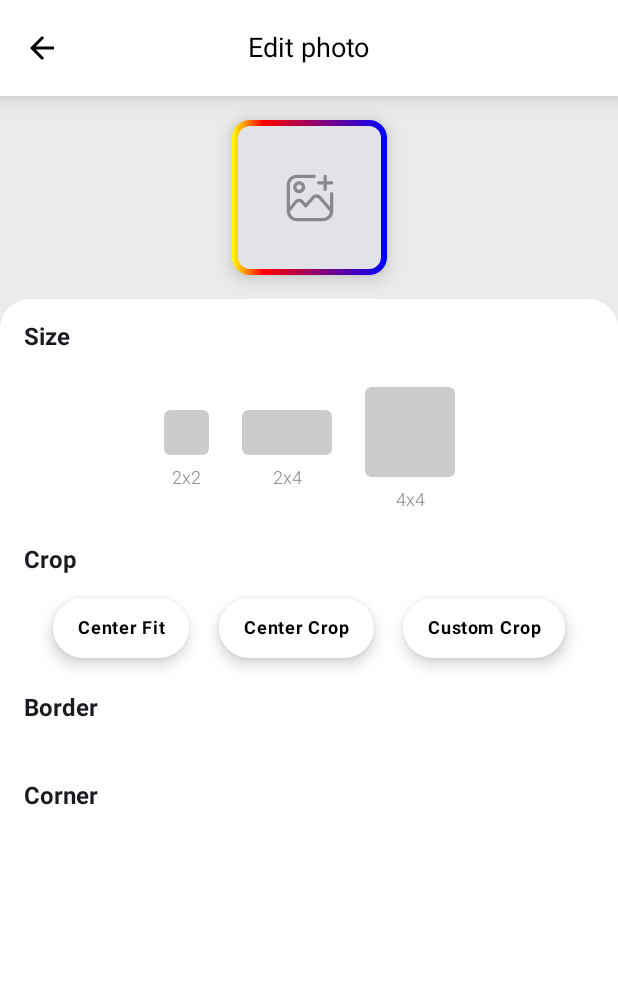
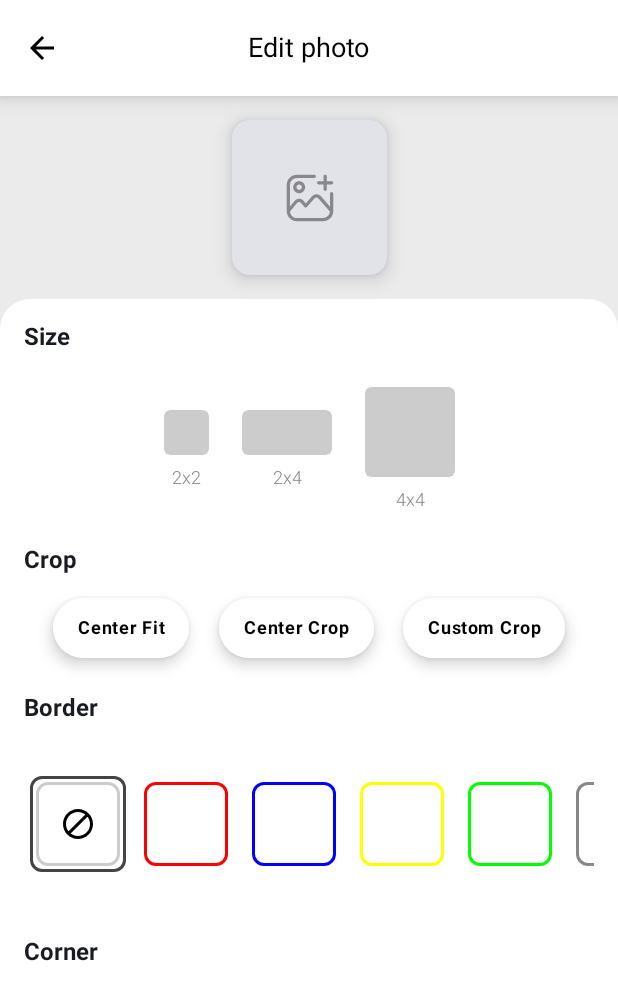
Before and after one commit to QuocNguyen99/widget_app, an Android app built with Jetpack Compose: the edit_photo screen opened through its navigation route, on a phone screen of 412 x 824 dp. Shown: the top 1000 px of the screen. Run offline under Robolectric (Android 15) with nearby library versions, the phone set to English and light mode, and no system bars; our stand-ins replace Dagger/Hilt's generated code; libraries missing offline, so code that uses them is left out: com.canhub.cropper, es.dmoral.toasty; 2 statements that could not run were skipped.

Commit message:
implement border

```diff
--- a/app/src/main/java/com/hqnguyen/widgetapp/presentation/page/photo/BorderEdit.kt
+++ b/app/src/main/java/com/hqnguyen/widgetapp/presentation/page/photo/BorderEdit.kt
@@ -1,18 +1,38 @@
 package com.hqnguyen.widgetapp.presentation.page.photo
 
+import android.os.Build
+import android.util.Log
+import androidx.annotation.RequiresApi
+import androidx.compose.foundation.BorderStroke
+import androidx.compose.foundation.Image
+import androidx.compose.foundation.clickable
 import androidx.compose.foundation.layout.Spacer
 import androidx.compose.foundation.layout.height
 import androidx.compose.foundation.layout.padding
+import androidx.compose.foundation.layout.size
+import androidx.compose.foundation.lazy.LazyRow
+import androidx.compose.foundation.shape.RoundedCornerShape
+import androidx.compose.material3.Surface
 import androidx.compose.material3.Text
 import androidx.compose.runtime.Composable
 import androidx.compose.ui.Modifier
+import androidx.compose.ui.graphics.Brush
+import androidx.compose.ui.graphics.Color
+import androidx.compose.ui.res.painterResource
 import androidx.compose.ui.text.TextStyle
 import androidx.compose.ui.text.font.FontWeight
 import androidx.compose.ui.unit.dp
 import androidx.compose.ui.unit.sp
+import com.hqnguyen.widgetapp.R
 
+@RequiresApi(Build.VERSION_CODES.O)
 @Composable
-fun FrameEdit(updateFrame: (frame: Int) -> Unit) {
+fun FrameEdit(
+    isPositionSelected: Int = 0,
+    colorList: List<List<Color>>,
+    updateFrame: (frame: Int) -> Unit
+) {
+    Log.d("FrameEdit", "FrameEdit item : ${colorList.size} ")
     Text(
         text = "Border",
         style = TextStyle(fontWeight = FontWeight.Bold, fontSize = 16.sp),
@@ -20,4 +40,58 @@ fun FrameEdit(updateFrame: (frame: Int) -> Unit) {
             .padding(vertical = 8.dp, horizontal = 16.dp)
     )
     Spacer(modifier = Modifier.height(8.dp))
+
+    LazyRow(modifier = Modifier.padding(16.dp)) {
+        items(colorList.size) {
+            Surface(
+                color = Color.White,
+                border = if (isPositionSelected == it) BorderStroke(2.dp, Color.DarkGray) else null,
+                modifier = Modifier
+                    .padding(4.dp)
+                    .size(64.dp)
+                    .clickable {
+                        updateFrame(it)
+                    },
+                shape = RoundedCornerShape(8.dp)
+            ) {
+                if (colorList[it].isNotEmpty()) {
+                    Surface(
+                        color = Color.White,
+                        border = if (colorList[it].size == 1) BorderStroke(
+                            2.dp,
+                            colorList[it].first()
+                        ) else
+                            BorderStroke(2.dp, Brush.linearGradient(colors = colorList[it])),
+                        modifier = Modifier
+                            .padding(vertical = 4.dp, horizontal = 4.dp)
+                            .size(64.dp)
+                            .clickable {
+                                updateFrame(it)
+                            },
+                        shape = RoundedCornerShape(8.dp)
+                    ) { }
+                } else {
+                    Surface(
+                        color = Color.White,
+                        border = BorderStroke(2.dp, Color.LightGray),
+                        modifier = Modifier
+                            .padding(vertical = 4.dp, horizontal = 4.dp)
+                            .size(64.dp)
+                            .clickable {
+                                updateFrame(it)
+                            },
+                        shape = RoundedCornerShape(8.dp)
+                    ) {
+                        Image(
+                            painter = painterResource(id = R.drawable.ic_block),
+                            contentDescription = "",
+                            Modifier
+                                .size(16.dp)
+                                .padding(16.dp)
+                        )
+                    }
+                }
+            }
+        }
+    }
 }
--- a/app/src/main/java/com/hqnguyen/widgetapp/presentation/page/photo/CardPhoto.kt
+++ b/app/src/main/java/com/hqnguyen/widgetapp/presentation/page/photo/CardPhoto.kt
@@ -42,13 +42,8 @@ fun CardPhoto(
     openMedia: () -> Unit,
     borderColor: Color? = Color.White
 ) {
-    val colorStops = arrayOf(
-        0.0f to Color.Yellow,
-        0.2f to Color.Red,
-        1f to Color.Blue
-    )
+
     Card(
-        border = if (borderColor == null) null else BorderStroke(4.dp, Brush.horizontalGradient(colorStops = colorStops)),
         elevation = CardDefaults.cardElevation(8.dp),
         modifier = Modifier
             .padding(0.dp, vertical = 16.dp)
--- a/app/src/main/java/com/hqnguyen/widgetapp/presentation/page/photo/EditPhotoLayout.kt
+++ b/app/src/main/java/com/hqnguyen/widgetapp/presentation/page/photo/EditPhotoLayout.kt
@@ -1,47 +1,39 @@
 package com.hqnguyen.widgetapp.presentation.page.photo
 
+import android.annotation.SuppressLint
 import android.content.Context
 import android.net.Uri
+import android.os.Build
 import android.util.Log
 import android.widget.Toast
+import androidx.annotation.RequiresApi
 import androidx.compose.foundation.ExperimentalFoundationApi
-import androidx.compose.foundation.Image
-import androidx.compose.foundation.background
-import androidx.compose.foundation.layout.Box
 import androidx.compose.foundation.layout.Column
 import androidx.compose.foundation.layout.Spacer
 import androidx.compose.foundation.layout.fillMaxSize
-import androidx.compose.foundation.layout.fillMaxWidth
 import androidx.compose.foundation.layout.height
-import androidx.compose.foundation.layout.padding
-import androidx.compose.foundation.layout.width
-import androidx.compose.foundation.pager.HorizontalPager
-import androidx.compose.foundation.pager.PageSize
-import androidx.compose.foundation.pager.rememberPagerState
 import androidx.compose.foundation.rememberScrollState
 import androidx.compose.foundation.shape.RoundedCornerShape
 import androidx.compose.foundation.verticalScroll
 import androidx.compose.material3.Card
 import androidx.compose.material3.CardDefaults
-import androidx.compose.material3.Scaffold
-import androidx.compose.material3.Text
 import androidx.compose.runtime.Composable
-import androidx.compose.ui.Alignment
+import androidx.compose.runtime.LaunchedEffect
+import androidx.compose.runtime.getValue
+import androidx.compose.runtime.mutableIntStateOf
+import androidx.compose.runtime.mutableStateOf
+import androidx.compose.runtime.remember
+import androidx.compose.runtime.setValue
 import androidx.compose.ui.Modifier
-import androidx.compose.ui.draw.clip
 import androidx.compose.ui.graphics.Color
-import androidx.compose.ui.layout.ContentScale
 import androidx.compose.ui.platform.LocalContext
-import androidx.compose.ui.res.painterResource
 import androidx.compose.ui.unit.Dp
 import androidx.compose.ui.unit.dp
-import com.hqnguyen.widgetapp.R
 import com.hqnguyen.widgetapp.presentation.page.widget.add.item.SizeEdit
-import com.hqnguyen.widgetapp.presentation.page.widget.add.item.listCards
 import es.dmoral.toasty.Toasty
-import okhttp3.internal.wait
 
-@OptIn(ExperimentalFoundationApi::class)
+@SuppressLint("MutableCollectionMutableState")
+@RequiresApi(Build.VERSION_CODES.O)
 @Composable
 fun EditPhotoLayout(
     modifier: Modifier = Modifier,
@@ -52,6 +44,20 @@ fun EditPhotoLayout(
 ) {
 
     val context = LocalContext.current
+
+    var colorList by remember {
+        mutableStateOf(mutableListOf<List<Color>>())
+    }
+
+    var isPositionFrameSelected by remember {
+        mutableIntStateOf(0)
+    }
+
+    val messageChoose = "Please choose your photo."
+
+    LaunchedEffect(key1 = Unit, block = {
+        colorList = randomColor()
+    })
 
     Card(
         modifier = modifier,
@@ -65,25 +71,42 @@ fun EditPhotoLayout(
                 .verticalScroll(rememberScrollState())
         ) {
             SizeEdit {
-                checkPathIsExit(context, path)
+                if (path == null) {
+                    Toasty.info(context, messageChoose, Toast.LENGTH_SHORT, true)
+                        .show()
+                    return@SizeEdit
+                }
                 updateSize(it)
             }
             Spacer(modifier = Modifier.height(16.dp))
 
             CropEdit {
-                checkPathIsExit(context, path)
+                if (path == null) {
+                    Toasty.info(context, messageChoose, Toast.LENGTH_SHORT, true)
+                        .show()
+                    return@CropEdit
+                }
                 updateCropType(it)
                 Log.d("CropEdit", "CropEdit ")
             }
             Spacer(modifier = Modifier.height(16.dp))
 
-            FrameEdit {
-                checkPathIsExit(context, path)
+            FrameEdit(colorList = colorList, isPositionSelected = isPositionFrameSelected) {
+                if (path == null) {
+                    Toasty.info(context, messageChoose, Toast.LENGTH_SHORT, true)
+                        .show()
+                    return@FrameEdit
+                }
+                isPositionFrameSelected = it
             }
             Spacer(modifier = Modifier.height(16.dp))
 
             CornerEdit {
-                checkPathIsExit(context, path)
+                if (path == null) {
+                    Toasty.info(context, messageChoose, Toast.LENGTH_SHORT, true)
+                        .show()
+                    return@CornerEdit
+                }
             }
             Spacer(modifier = Modifier.height(16.dp))
         }
@@ -97,3 +120,50 @@ fun checkPathIsExit(context: Context, path: Uri?) {
         return
     }
 }
+
+@RequiresApi(Build.VERSION_CODES.O)
+fun randomColor(): MutableList<List<Color>> {
+    val rainbowColorCodes =
+        listOf(
+            Color.Red,
+            Color.Blue,
+            Color.Yellow,
+            Color.Green,
+            Color.Gray,
+            Color.Cyan,
+            Color.DarkGray
+        )
+
+    val colorCombinations = mutableListOf<List<Color>>()
+
+    for (color in rainbowColorCodes) {
+        colorCombinations.add(listOf(color))
+    }
+
+    for (i in 0 until rainbowColorCodes.size - 1) {
+        for (j in i + 1 until rainbowColorCodes.size) {
+            colorCombinations.add(
+                listOf(
+                    rainbowColorCodes[i],
+                    rainbowColorCodes[j]
+                )
+            )
+        }
+    }
+
+    for (i in 0 until rainbowColorCodes.size - 2) {
+        for (j in i + 1 until rainbowColorCodes.size - 1) {
+            for (k in j + 1 until rainbowColorCodes.size) {
+                colorCombinations.add(
+                    listOf(
+                        rainbowColorCodes[i],
+                        rainbowColorCodes[j],
+                        rainbowColorCodes[k]
+                    )
+                )
+            }
+        }
+    }
+    colorCombinations.add(0, listOf())
+    return colorCombinations
+}
--- /dev/null
+++ b/app/src/main/res/drawable/ic_block.xml
@@ -0,0 +1,5 @@
+<vector android:height="64dp" android:tint="#000000"
+    android:viewportHeight="24" android:viewportWidth="24"
+    android:width="64dp" xmlns:android="http://schemas.android.com/apk/res/android">
+    <path android:fillColor="@android:color/white" android:pathData="M12,2C6.48,2 2,6.48 2,12s4.48,10 10,10 10,-4.48 10,-10S17.52,2 12,2zM4,12c0,-4.42 3.58,-8 8,-8 1.85,0 3.55,0.63 4.9,1.69L5.69,16.9C4.63,15.55 4,13.85 4,12zM12,20c-1.85,0 -3.55,-0.63 -4.9,-1.69L18.31,7.1C19.37,8.45 20,10.15 20,12c0,4.42 -3.58,8 -8,8z"/>
+</vector>
```
Also changed, not shown: app/src/main/java/com/hqnguyen/widgetapp/presentation/page/photo/EditPhotoScreen.kt (+3 -6 lines).
